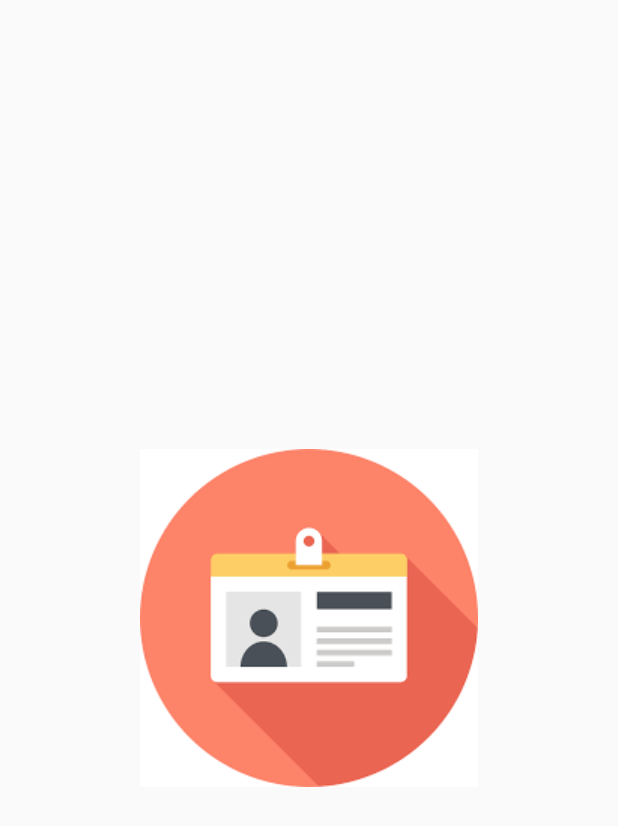
After one commit to anamikagit/CardViewUI, an Android app: the SplashActivity screen opened directly, with no data from a screen before it, on a phone screen of 412 x 824 dp. The commit adds this screen. Shown: the top 826 px of the screen. Run offline under Robolectric (Android 15) with nearby library versions, the phone set to English and light mode, and no system bars; 1 statement that could not run was skipped.

Commit message:
adding splash screen

```diff
--- /dev/null
+++ b/app/src/main/java/com/example/anamika/cardviewui/SplashActivity.java
@@ -0,0 +1,25 @@
+package com.example.anamika.cardviewui;
+
+import android.content.Intent;
+import android.os.Handler;
+import android.support.v7.app.AppCompatActivity;
+import android.os.Bundle;
+
+public class SplashActivity extends AppCompatActivity {
+    private final int SPLASH_DISPLAY_LENGTH = 1000;
+    @Override
+    protected void onCreate(Bundle savedInstanceState) {
+        super.onCreate(savedInstanceState);
+        setContentView(R.layout.activity_splash);
+
+        new Handler().postDelayed(new Runnable(){
+            @Override
+            public void run() {
+                /* Create an Intent that will start the Menu-Activity. */
+                Intent mainIntent = new Intent(SplashActivity.this,LoginActivity.class);
+                SplashActivity.this.startActivity(mainIntent);
+                SplashActivity.this.finish();
+            }
+        }, SPLASH_DISPLAY_LENGTH);
+    }
+}
--- /dev/null
+++ b/app/src/main/res/layout/activity_splash.xml
@@ -0,0 +1,15 @@
+<?xml version="1.0" encoding="utf-8"?>
+<LinearLayout xmlns:android="http://schemas.android.com/apk/res/android"
+    android:orientation="vertical" android:layout_width="fill_parent"
+    android:layout_height="fill_parent">
+
+    <ImageView android:id="@+id/splashscreen" android:layout_width="wrap_content"
+        android:layout_height="fill_parent"
+        android:src="@drawable/collaps_img"
+        android:layout_gravity="center"/>
+
+    <TextView android:layout_width="fill_parent"
+        android:layout_height="wrap_content"
+        android:text="Hello World, splash"/>
+
+</LinearLayout>
```
Also changed, not shown: app/src/main/AndroidManifest.xml (+8 -1 lines), app/src/main/java/com/example/anamika/cardviewui/LoginActivity.java (added, +13 -0 lines), app/src/main/res/layout/activity_login.xml (added, +9 -0 lines), app/src/main/res/values/strings.xml (+14 -0 lines), app/src/main/res/drawable/collaps_img.png (added).
